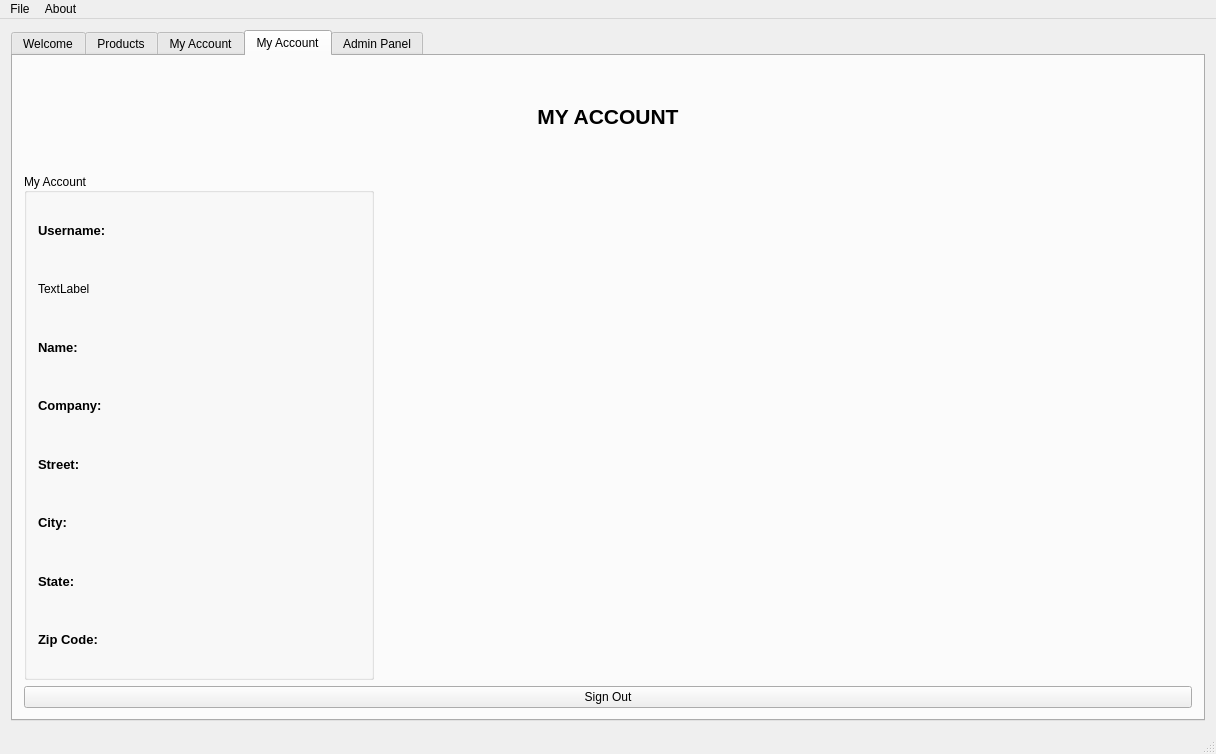
First picture: the form in qt/mainwindow.ui, repository minipunch/cs1cproject2, before the edit.
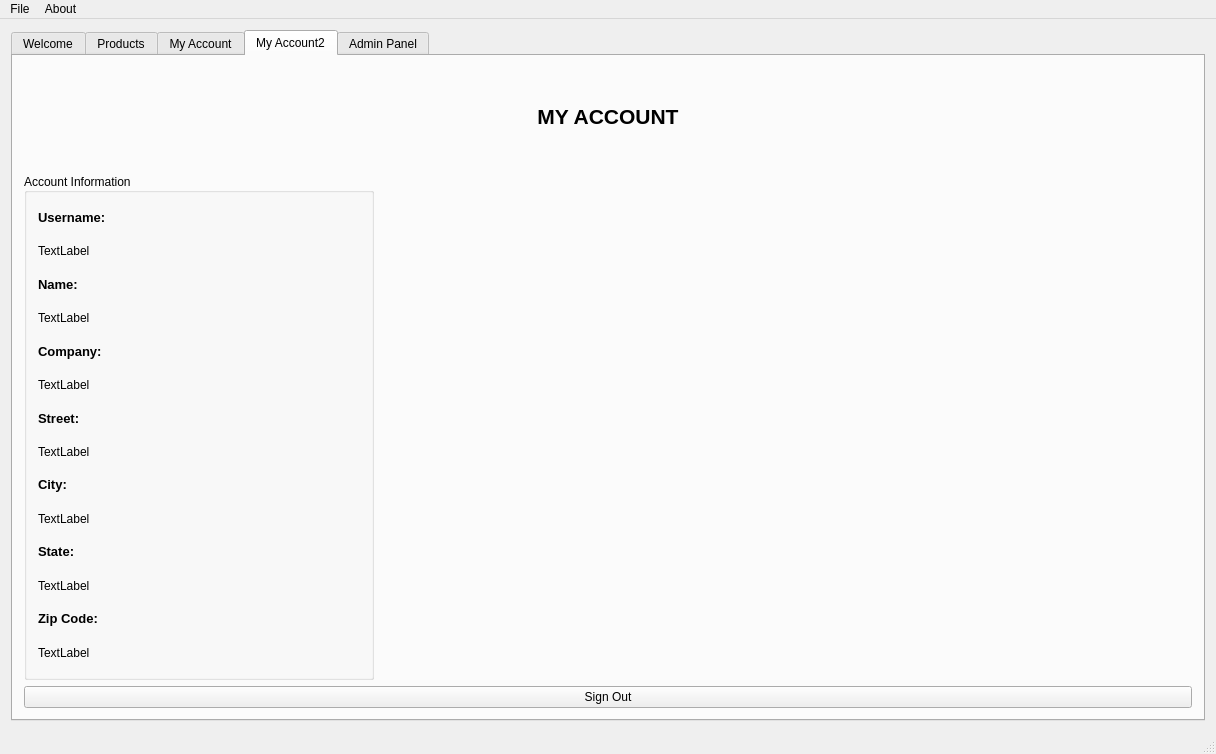
Second picture: the form after the edit. The open tabs and pages were chosen to show the change.

Commit message:
Updated user account features
Added display of some user information upon login. Added sign out
feature.

What changed in the file:
```diff
--- a/qt/mainwindow.ui
+++ b/qt/mainwindow.ui
@@ -168,7 +168,7 @@
       </widget>
       <widget class="QWidget" name="myAccount2">
        <attribute name="title">
-        <string>My Account</string>
+        <string>My Account2</string>
        </attribute>
        <layout class="QVBoxLayout" name="verticalLayout_4">
         <item>
@@ -199,7 +199,7 @@
            </size>
           </property>
           <property name="title">
-           <string>My Account</string>
+           <string>Account Information</string>
           </property>
           <property name="alignment">
            <set>Qt::AlignLeading|Qt::AlignLeft|Qt::AlignVCenter</set>
@@ -207,9 +207,9 @@
           <property name="flat">
            <bool>false</bool>
           </property>
-          <layout class="QHBoxLayout" name="horizontalLayout_3">
-           <item>
-            <layout class="QVBoxLayout" name="verticalLayout_6">
+          <layout class="QGridLayout" name="gridLayout_3">
+           <item row="0" column="0">
+            <layout class="QVBoxLayout" name="verticalLayout_5">
              <item>
               <widget class="QLabel" name="label_13">
                <property name="text">
@@ -237,6 +237,13 @@
                </property>
               </widget>
              </item>
+             <item>
+              <widget class="QLabel" name="nameLabel">
+               <property name="text">
+                <string>TextLabel</string>
+               </property>
+              </widget>
+             </item>
              <item>
               <widget class="QLabel" name="label_16">
                <property name="text">
@@ -244,6 +251,13 @@
                </property>
               </widget>
              </item>
+             <item>
+              <widget class="QLabel" name="companyLabel">
+               <property name="text">
+                <string>TextLabel</string>
+               </property>
+              </widget>
+             </item>
              <item>
               <widget class="QLabel" name="label_17">
                <property name="text">
@@ -251,6 +265,13 @@
                </property>
               </widget>
              </item>
+             <item>
+              <widget class="QLabel" name="streetLabel">
+               <property name="text">
+                <string>TextLabel</string>
+               </property>
+              </widget>
+             </item>
              <item>
               <widget class="QLabel" name="label_18">
                <property name="text">
@@ -258,6 +279,13 @@
                </property>
               </widget>
              </item>
+             <item>
+              <widget class="QLabel" name="cityLabel">
+               <property name="text">
+                <string>TextLabel</string>
+               </property>
+              </widget>
+             </item>
              <item>
               <widget class="QLabel" name="label_19">
                <property name="text">
@@ -265,6 +293,13 @@
                </property>
               </widget>
              </item>
+             <item>
+              <widget class="QLabel" name="staeLabel">
+               <property name="text">
+                <string>TextLabel</string>
+               </property>
+              </widget>
+             </item>
              <item>
               <widget class="QLabel" name="label_20">
                <property name="text">
@@ -272,6 +307,13 @@
                </property>
               </widget>
              </item>
+             <item>
+              <widget class="QLabel" name="zipLabel">
+               <property name="text">
+                <string>TextLabel</string>
+               </property>
+              </widget>
+             </item>
             </layout>
            </item>
           </layout>
```
Left out of the diff: 22 changed lines with no effect on the pictures. The commit also changes 4 other files.
